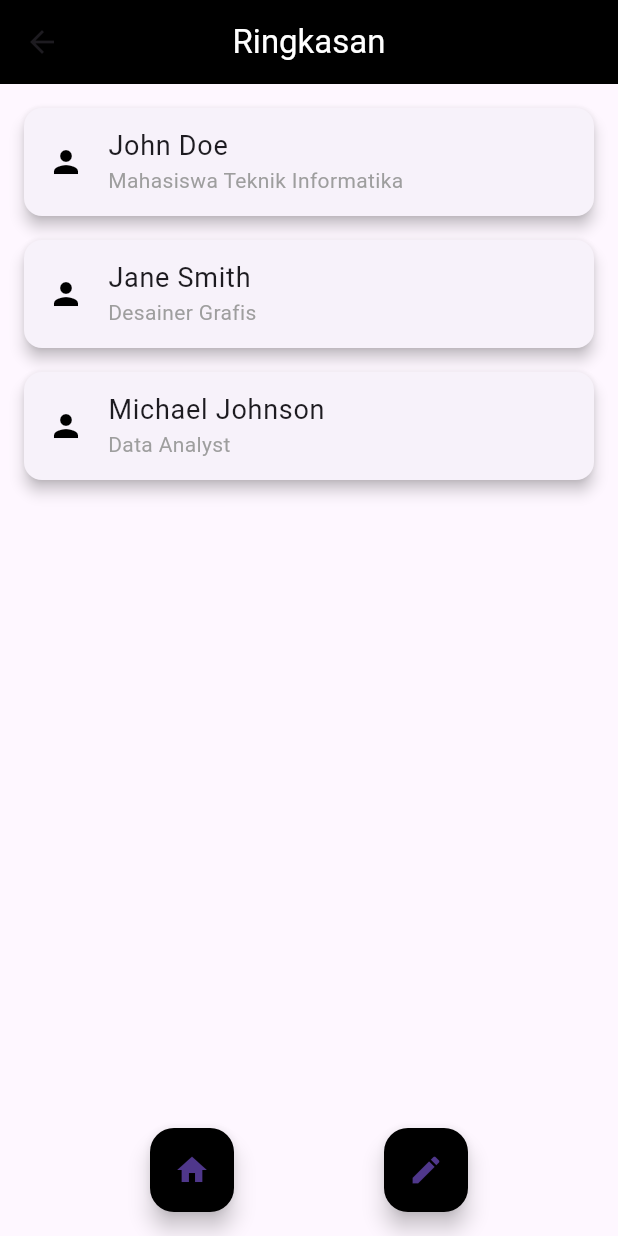
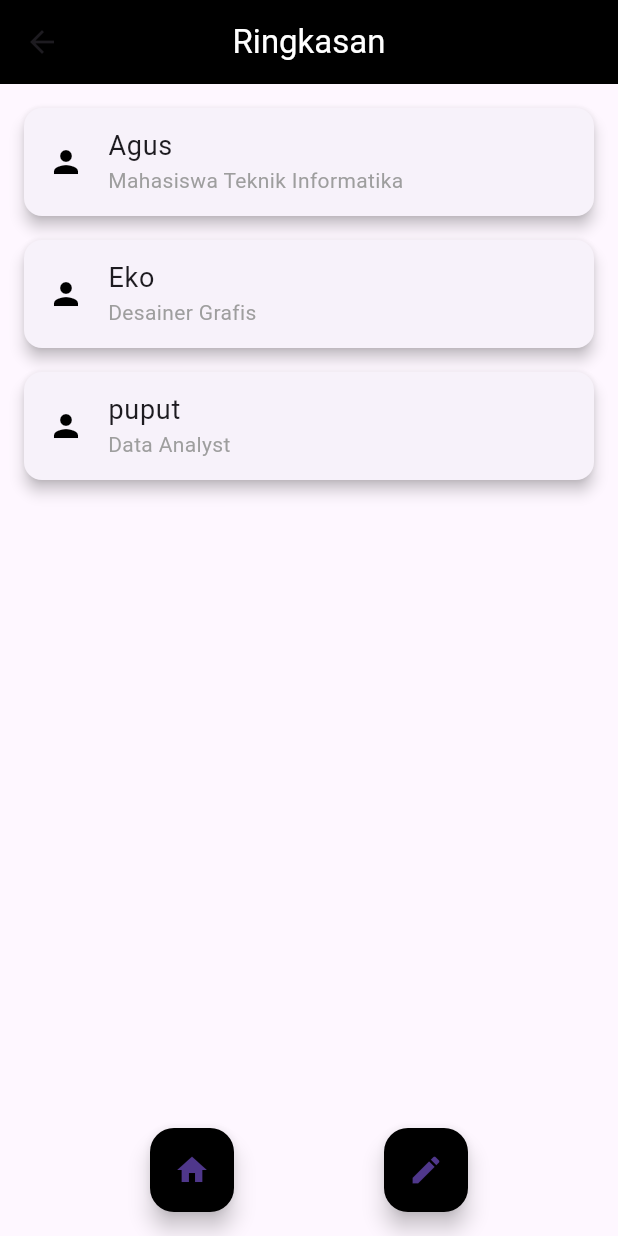
Before and after one commit to Ridwanidn/app_latihan, a Flutter app: the SummaryPage screen opened directly, on a phone screen of 412 x 824 dp. Run offline on Flutter 3.47's test engine with Material 3 defaults, Android fonts, the light colour scheme and no system bars; Roboto replaces fonts that are missing (San Francisco).

Commit message:
Deskripsi perubahan

```diff
--- a/lib/page4.dart
+++ b/lib/page4.dart
@@ -2,9 +2,9 @@ import 'package:flutter/material.dart';
 
 class SummaryPage extends StatelessWidget {
   final List<Map<String, String>> users = [
-    {'name': 'John Doe', 'info': 'Mahasiswa Teknik Informatika'},
-    {'name': 'Jane Smith', 'info': 'Desainer Grafis'},
-    {'name': 'Michael Johnson', 'info': 'Data Analyst'},
+    {'name': 'Agus', 'info': 'Mahasiswa Teknik Informatika'},
+    {'name': 'Eko', 'info': 'Desainer Grafis'},
+    {'name': 'puput', 'info': 'Data Analyst'},
     // Tambahkan data contoh lainnya di sini
   ];
 
```
Also changed, not shown: lib/homepage.dart (+27 -9 lines).
